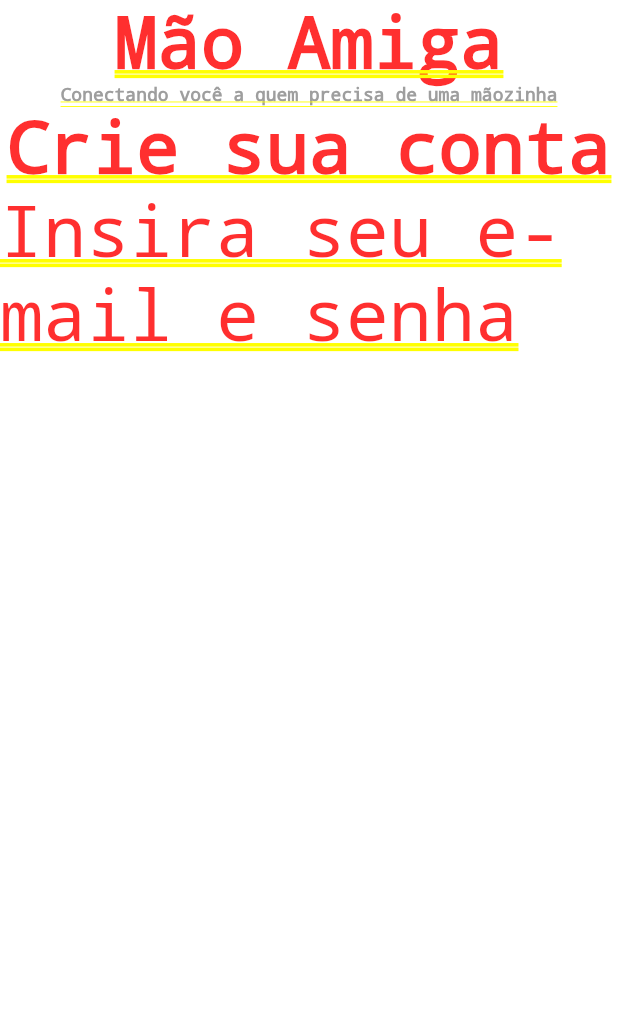
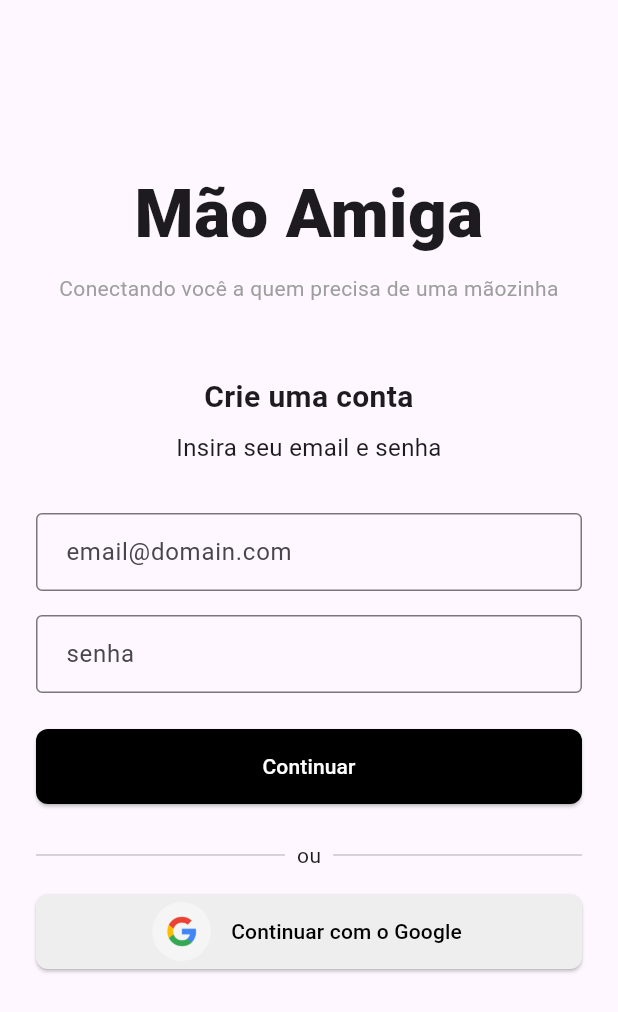
Before and after one commit to JCsvg/mao-amiga, a Flutter app: the screen it shows after launch, on a phone screen of 412 x 824 dp. Shown: the top 1012 px of the screen. Run offline on Flutter 3.47's test engine with Material 3 defaults, Android fonts, the phone set to English and light mode, and no system bars.

Commit message:
feat: front tela de login finalizado

```diff
--- a/frontend/lib/screens/login_screen.dart
+++ b/frontend/lib/screens/login_screen.dart
@@ -6,47 +6,127 @@ class LoginPage extends StatefulWidget {
 }
 
 class _LoginPageState extends State<LoginPage> {
-  late String email;
-
-  late String senha;
+  String email = "";
+  String senha = "";
 
   @override
   Widget build(BuildContext context) {
-    return Center(
-      child: Column(
-        children: [
-          Title(color: Colors.black, child: const Text("Mão Amiga")),
-          const Text("Conectando você a quem precisa de uma mãozinha", style: TextStyle(color: Colors.grey, fontSize: 12.0),),
-          const Text("Crie sua conta", style: TextStyle(fontWeight: FontWeight.bold),),
-          const Text("Insira seu e-mail e senha", style: TextStyle(fontWeight: FontWeight.w300),),
-
-        ],
+    return Scaffold(
+      body: SafeArea(
+        child: SingleChildScrollView(
+          padding: const EdgeInsets.symmetric(horizontal: 24, vertical: 70),
+          child: Column(
+            crossAxisAlignment: CrossAxisAlignment.stretch,
+            children: [
+              const SizedBox(height: 40),
+              const Text(
+                "Mão Amiga",
+                textAlign: TextAlign.center,
+                style: TextStyle(fontWeight: FontWeight.w900, fontSize: 45.0),
+              ),
+              const SizedBox(height: 8),
+              const Text(
+                "Conectando você a quem precisa de uma mãozinha",
+                textAlign: TextAlign.center,
+                style: TextStyle(color: Colors.grey, fontSize: 14.0),
+              ),
+              const SizedBox(height: 48),
+              const Text(
+                "Crie uma conta",
+                textAlign: TextAlign.center,
+                style: TextStyle(fontWeight: FontWeight.bold, fontSize: 20.0),
+              ),
+              const SizedBox(height: 8),
+              const Text(
+                "Insira seu email e senha",
+                textAlign: TextAlign.center,
+                style: TextStyle(fontWeight: FontWeight.w400, fontSize: 16.0),
+              ),
+              const SizedBox(height: 32),
+              Form(
+                child: Column(
+                  children: [
+                    TextFormField(
+                      decoration: const InputDecoration(
+                        hintText: "email@domain.com",
+                        border: OutlineInputBorder(),
+                        contentPadding: EdgeInsets.symmetric(horizontal: 16, vertical: 14),
+                      ),
+                      onChanged: (value) => email = value,
+                    ),
+                    const SizedBox(height: 16),
+                    TextFormField(
+                      obscureText: true,
+                      decoration: const InputDecoration(
+                        hintText: "senha",
+                        border: OutlineInputBorder(),
+                        contentPadding: EdgeInsets.symmetric(horizontal: 16, vertical: 14),
+                      ),
+                      onChanged: (value) => senha = value,
+                    ),
+                    const SizedBox(height: 24),
+                    SizedBox(
+                      width: double.infinity,
+                      height: 50,
+                      child: ElevatedButton(
+                        style: ElevatedButton.styleFrom(
+                          backgroundColor: Colors.black,
+                          shape: RoundedRectangleBorder(
+                            borderRadius: BorderRadius.circular(8),
+                          ),
+                        ),
+                        onPressed: () {
+                          if (email.isNotEmpty && senha.isNotEmpty) {
+                            print("Tudo certo");
+                          } else if (email.isEmpty) {
+                            print("E-mail não preenchido");
+                          } else if (senha.isEmpty) {
+                            print("Senha não preenchida");
+                          }
+                        },
+                        child: const Text(
+                          "Continuar",
+                          style: TextStyle(color: Colors.white),
+                        ),
+                      ),
+                    ),
+                    const SizedBox(height: 24),
+                    const Row(
+                      children: [
+                        Expanded(child: Divider()),
+                        Padding(
+                          padding: EdgeInsets.symmetric(horizontal: 8),
+                          child: Text("ou"),
+                        ),
+                        Expanded(child: Divider()),
+                      ],
+                    ),
+                    const SizedBox(height: 16),
+                    SizedBox(
+                      width: double.infinity,
+                      height: 50,
+                      child: ElevatedButton.icon(
+                        style: ElevatedButton.styleFrom(
+                          backgroundColor: Colors.grey[200],
+                          foregroundColor: Colors.black,
+                          shape: RoundedRectangleBorder(
+                            borderRadius: BorderRadius.circular(8),
+                          ),
+                        ),
+                        icon: Image.asset("lib/assets/google_logo.png", height: 50),
+                        onPressed: () {
+                          print("Login com Google");
+                        },
+                        label: const Text("Continuar com o Google"),
+                      ),
+                    ),
+                  ],
+                ),
+              )
+            ],
+          ),
+        ),
       ),
     );
   }
 }
-
-//           TextField(
-//             decoration: const InputDecoration(
-//               border: UnderlineInputBorder(),
-//               labelText: "email@dominio.com"
-//             ),
-//             onChanged: (value) => email,
-//           ),
-//           TextField(
-//             decoration: const InputDecoration(
-//               border: UnderlineInputBorder(),
-//               labelText: "senha123"
-//             ),
-//             onChanged: (value) => senha,
-//           ),
-//           ElevatedButton(
-//             style: ButtonStyle(backgroundColor: WidgetStateColor.resolveWith((states) => Colors.black,)),
-//             onPressed: () {
-//               if (email != " " && senha != " ") { const Text("Tudo certo"); }
-//               else if (email == " ") { const Text("E-mail não preenchido"); }
-//               else if (senha == " ") { const Text("Senha não preenchida"); }
-//               else { const Text("Dados não preenchidos"); }
-//             },
-//             child: const Text("Continuar", textAlign: TextAlign.center, style: TextStyle(color: Colors.white),),
-//           )
--- a/frontend/pubspec.yaml
+++ b/frontend/pubspec.yaml
@@ -59,9 +59,8 @@ flutter:
   uses-material-design: true
 
   # To add assets to your application, add an assets section, like this:
-  # assets:
-  #   - images/a_dot_burr.jpeg
-  #   - images/a_dot_ham.jpeg
+  assets:
+   - lib/assets/google_logo.png
 
   # An image asset can refer to one or more resolution-specific "variants", see
   # https://flutter.dev/to/resolution-aware-images
```
Also changed, not shown: frontend/lib/assets/google_logo.png (added), 4 other files.
